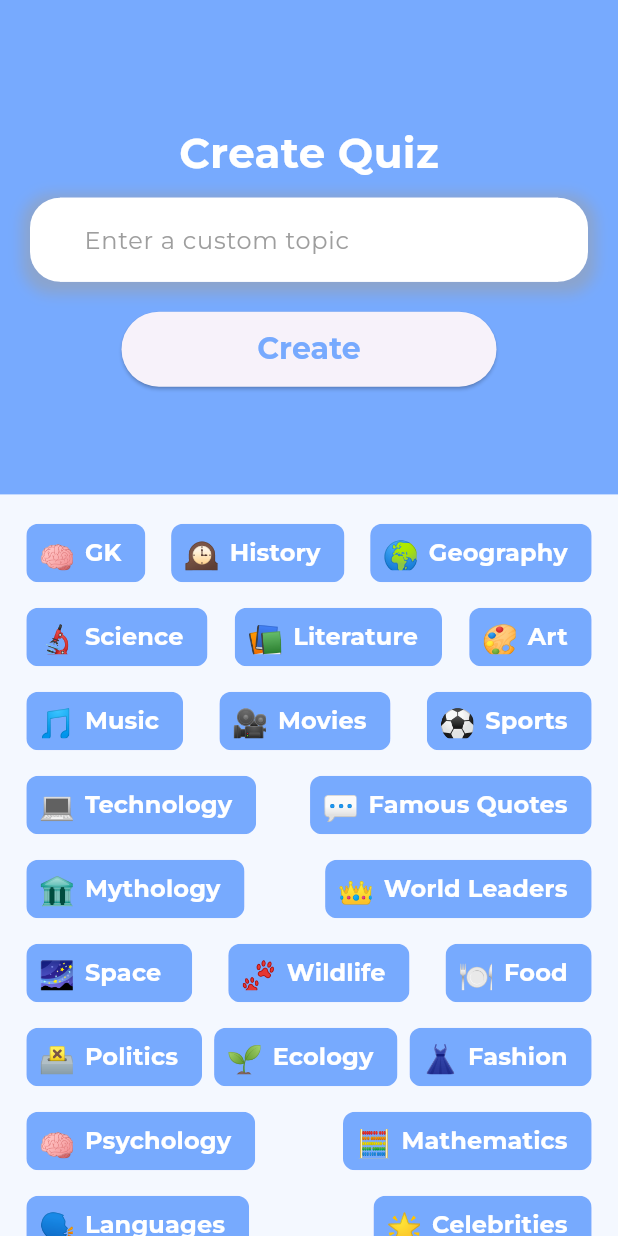
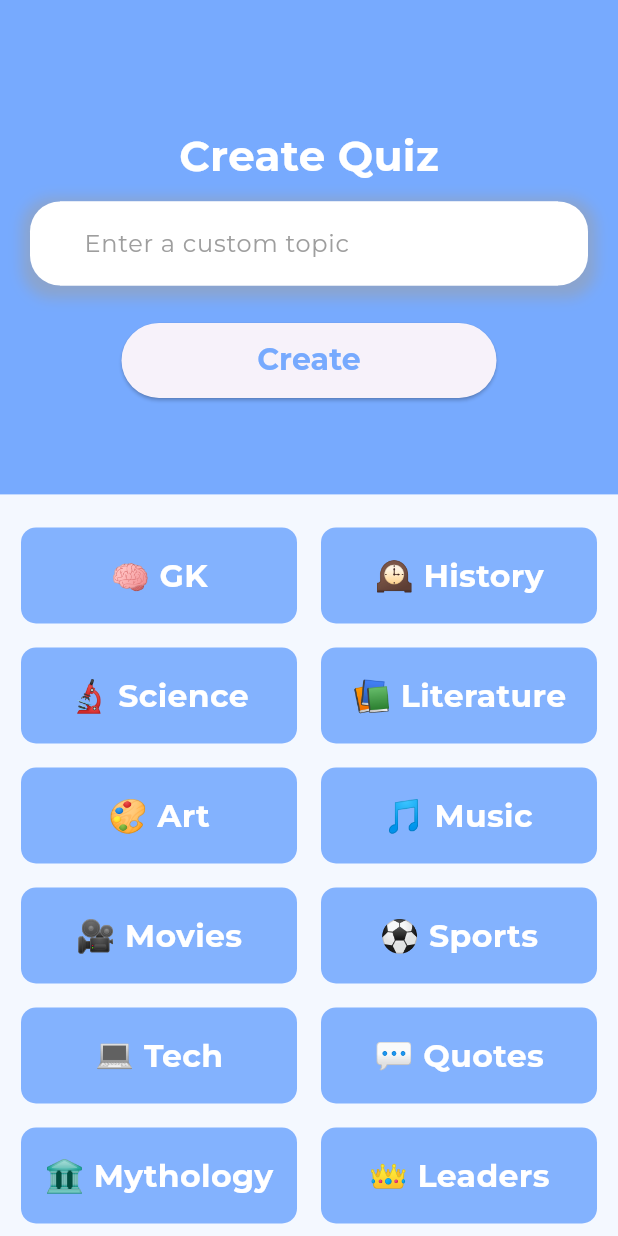
Before and after one commit to SivaramNalliboyana/AI-Quiz-App, a Flutter app: the screen it shows after launch, on a phone screen of 412 x 824 dp. Run offline on Flutter 3.47's test engine with Material 3 defaults, Android fonts, the phone set to English and light mode, and no system bars; our stand-ins replace flutter_riverpod, google_fonts.

Commit message:
Added results page, modified design for home screen and loader page

```diff
--- a/lib/controller/quiz_controller.dart
+++ b/lib/controller/quiz_controller.dart
@@ -1,9 +1,11 @@
+import 'dart:async';
+
 import 'package:aiquizapp/models/quiz_model.dart';
 import 'package:aiquizapp/repositories/quiz_repository.dart';
 import 'package:flutter_riverpod/flutter_riverpod.dart';
 
-final quizProvider = FutureProvider.autoDispose<List<QuizModel>>(
-    (ref) => QuizRepository().getQuestions());
+final quizProvider = FutureProvider.family.autoDispose<List<QuizModel>, String>(
+    (ref, String topic) => QuizRepository().getQuestions(topic));
 
 final currentQuestionIndexProvider = StateProvider.autoDispose<int>((ref) => 0);
 final selectedOptionProvider = StateProvider.autoDispose<String>((ref) => '');
--- a/lib/repositories/quiz_repository.dart
+++ b/lib/repositories/quiz_repository.dart
@@ -5,7 +5,7 @@ import 'package:aiquizapp/utils/utils.dart';
 import 'package:http/http.dart' as http;
 
 class QuizRepository {
-  Future<List<QuizModel>> getQuestions() async {
+  Future<List<QuizModel>> getQuestions(String topic) async {
     String url = "https://api.openai.com/v1/chat/completions";
 
     final response = await http.post(Uri.parse(url),
@@ -26,7 +26,7 @@ class QuizRepository {
               {
                 "role": "user",
                 "content":
-                    "Generate 10 questions on Football topic. Give each question with 4 answers"
+                    "Generate 10 questions on $topic topic. Give each question with 4 answers"
               }
             ]
           },
--- a/lib/screens/homescreen.dart
+++ b/lib/screens/homescreen.dart
@@ -4,6 +4,8 @@ import 'package:aiquizapp/utils/utils.dart';
 import 'package:flutter/material.dart';
 
 class HomeScreen extends StatelessWidget {
+  TextEditingController topicController = TextEditingController();
+
   @override
   Widget build(BuildContext context) {
     return Scaffold(
@@ -19,7 +21,7 @@ class HomeScreen extends StatelessWidget {
               child: Column(
                 mainAxisAlignment: MainAxisAlignment.center,
                 children: [
-                  SizedBox(height: 10),
+                  SizedBox(height: 20),
                   Text(
                     'Create Quiz',
                     style: myStyle(28, Colors.white, FontWeight.bold),
@@ -43,6 +45,7 @@ class HomeScreen extends StatelessWidget {
                       child: Padding(
                         padding: const EdgeInsets.symmetric(horizontal: 20),
                         child: TextFormField(
+                          controller: topicController,
                           style: myStyle(16, Colors.grey, FontWeight.bold),
                           decoration: InputDecoration(
                             labelText: 'Enter a custom topic',
@@ -56,7 +59,7 @@ class HomeScreen extends StatelessWidget {
                       ),
                     ),
                   ),
-                  SizedBox(height: 20),
+                  SizedBox(height: 25),
                   SizedBox(
                     width: 250,
                     height: 50,
@@ -64,7 +67,8 @@ class HomeScreen extends StatelessWidget {
                       onPressed: () => Navigator.push(
                           context,
                           MaterialPageRoute(
-                              builder: (context) => QuizScreen())),
+                              builder: (context) =>
+                                  QuizScreen(topicController.text))),
                       child: Text(
                         'Create',
                         style: myStyle(20, blueColor, FontWeight.w700),
@@ -75,26 +79,40 @@ class HomeScreen extends StatelessWidget {
               ),
             ),
             Padding(
-              padding: const EdgeInsets.all(15.0),
-              child: Wrap(
-                alignment: WrapAlignment.spaceBetween,
-                spacing: 8.0,
-                runSpacing: 8.0,
-                children: quizTopics.map((topic) {
-                  return Chip(
-                    label: Text(
-                      topic['topic'],
-                      style: myStyle(16, Colors.white, FontWeight.w700),
-                    ),
-                    side: BorderSide.none,
-                    backgroundColor: blueColor,
-                    elevation: 4,
-                    avatar: Text(
-                      topic['emoji'],
-                      style: TextStyle(fontSize: 20.0),
+              padding: const EdgeInsets.all(6.0),
+              child: GridView.builder(
+                padding: EdgeInsets.only(top: 8),
+                shrinkWrap: true,
+                physics: NeverScrollableScrollPhysics(),
+                gridDelegate: SliverGridDelegateWithFixedCrossAxisCount(
+                    crossAxisCount: 2, childAspectRatio: 2.5),
+                itemCount: quizTopics.length,
+                itemBuilder: (context, index) {
+                  return InkWell(
+                    onTap: () => Navigator.push(
+                        context,
+                        MaterialPageRoute(
+                            builder: (context) =>
+                                QuizScreen(quizTopics[index]['topic']))),
+                    child: Padding(
+                      padding: const EdgeInsets.all(8.0),
+                      child: Container(
+                        width: MediaQuery.of(context).size.width / 2,
+                        height: 55,
+                        decoration: BoxDecoration(
+                          color: blueColor.withOpacity(0.9),
+                          borderRadius: BorderRadius.circular(10.0),
+                        ),
+                        child: Center(
+                          child: Text(
+                            "${quizTopics[index]['emoji']} ${quizTopics[index]['topic']}",
+                            style: myStyle(21, Colors.white, FontWeight.bold),
+                          ),
+                        ),
+                      ),
                     ),
                   );
-                }).toList(),
+                },
               ),
             )
           ],
--- a/lib/utils/utils.dart
+++ b/lib/utils/utils.dart
@@ -1,17 +1,16 @@
 List<Map<String, dynamic>> quizTopics = [
   {"topic": "GK", "emoji": "🧠"},
   {"topic": "History", "emoji": "🕰️"},
-  {"topic": "Geography", "emoji": "🌍"},
   {"topic": "Science", "emoji": "🔬"},
   {"topic": "Literature", "emoji": "📚"},
   {"topic": "Art", "emoji": "🎨"},
   {"topic": "Music", "emoji": "🎵"},
   {"topic": "Movies", "emoji": "🎥"},
   {"topic": "Sports", "emoji": "⚽"},
-  {"topic": "Technology", "emoji": "💻"},
-  {"topic": "Famous Quotes", "emoji": "💬"},
+  {"topic": "Tech", "emoji": "💻"},
+  {"topic": "Quotes", "emoji": "💬"},
   {"topic": "Mythology", "emoji": "🏛️"},
-  {"topic": "World Leaders", "emoji": "👑"},
+  {"topic": "Leaders", "emoji": "👑"},
   {"topic": "Space ", "emoji": "🌌"},
   {"topic": "Wildlife", "emoji": "🐾"},
   {"topic": "Food", "emoji": "🍽️"},
@@ -19,16 +18,16 @@ List<Map<String, dynamic>> quizTopics = [
   {"topic": "Ecology", "emoji": "🌱"},
   {"topic": "Fashion", "emoji": "👗"},
   {"topic": "Psychology", "emoji": "🧠"},
-  {"topic": "Mathematics", "emoji": "🧮"},
+  {"topic": "Maths", "emoji": "🧮"},
   {"topic": "Languages", "emoji": "🗣️"},
+  {"topic": "Geography", "emoji": "🌍"},
   {"topic": "Celebrities", "emoji": "🌟"},
   {"topic": "Cartoons", "emoji": "🎬"},
   {"topic": "Business", "emoji": "💼"},
   {"topic": "Inventions", "emoji": "🔍"},
-  {"topic": "Cryptocurrency", "emoji": "💰"},
+  {"topic": "Crypto", "emoji": "💰"},
   {"topic": "Pop Culture", "emoji": "🎉"},
   {"topic": "Philosophy", "emoji": "🤔"},
-  {"topic": "Religion", "emoji": "⛪"},
   {"topic": "Health", "emoji": "🏋️‍♀️"},
 ];
 
```
Also changed, not shown: lib/screens/loadingscreen.dart (added, +26 -0 lines), lib/screens/quizscreen.dart (+28 -61 lines), lib/screens/resultscreen.dart (added, +178 -0 lines).
